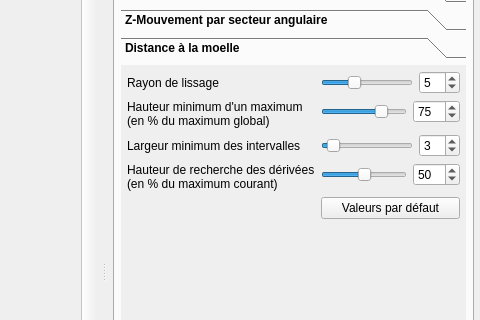
Old version of the form ui/mainwindow.ui in the repository akrah/TKDetection; both pictures show x 315 to 795 and y 106 to 426 of the 795 by 740 pixel window.
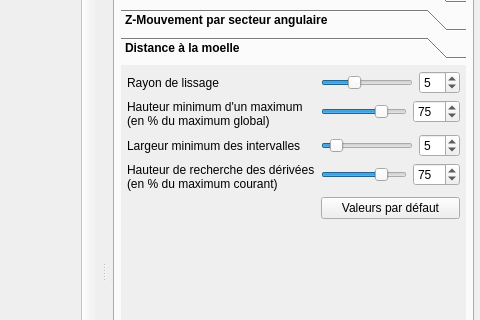
New version of the form. The open tabs and pages were chosen to show the change. Custom widgets are drawn as their Qt base class.

```diff
--- a/ui/mainwindow.ui
+++ b/ui/mainwindow.ui
@@ -1825,7 +1825,7 @@
                   <number>50</number>
                  </property>
                  <property name="value">
-                  <number>3</number>
+                  <number>5</number>
                  </property>
                  <property name="orientation">
                   <enum>Qt::Horizontal</enum>
@@ -1844,7 +1844,7 @@
                   <number>50</number>
                  </property>
                  <property name="value">
-                  <number>3</number>
+                  <number>5</number>
                  </property>
                 </widget>
                </item>
@@ -1872,7 +1872,7 @@
                   <number>100</number>
                  </property>
                  <property name="value">
-                  <number>50</number>
+                  <number>75</number>
                  </property>
                  <property name="orientation">
                   <enum>Qt::Horizontal</enum>
@@ -1891,7 +1891,7 @@
                   <number>100</number>
                  </property>
                  <property name="value">
-                  <number>50</number>
+                  <number>75</number>
                  </property>
                 </widget>
                </item>
```
Left out of the diff: 24 changed lines with no effect on the pictures.
